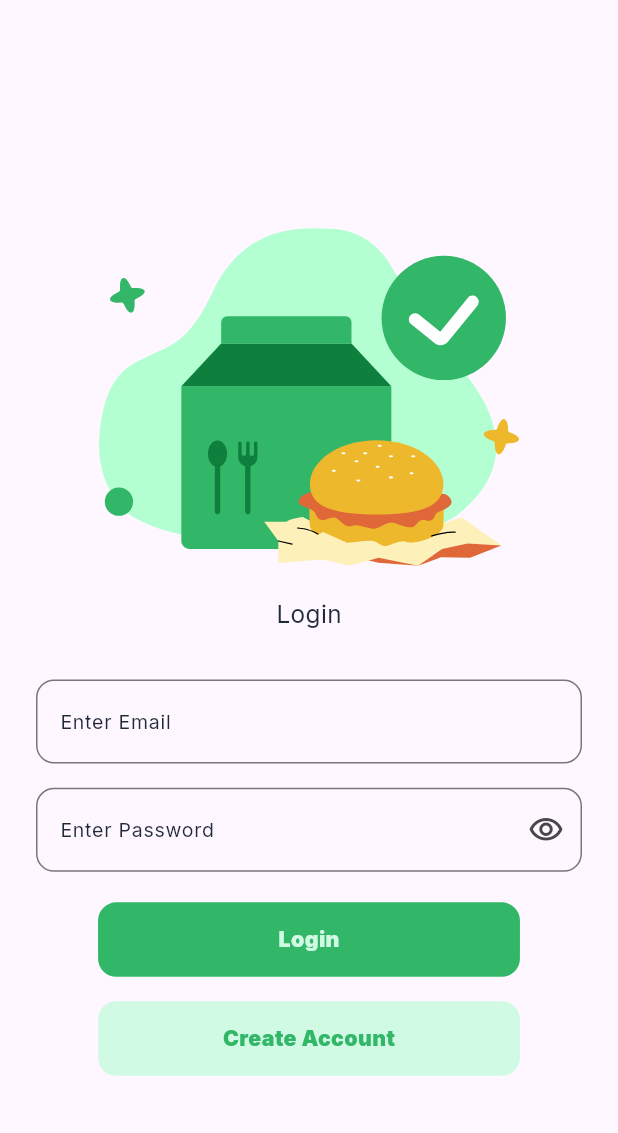
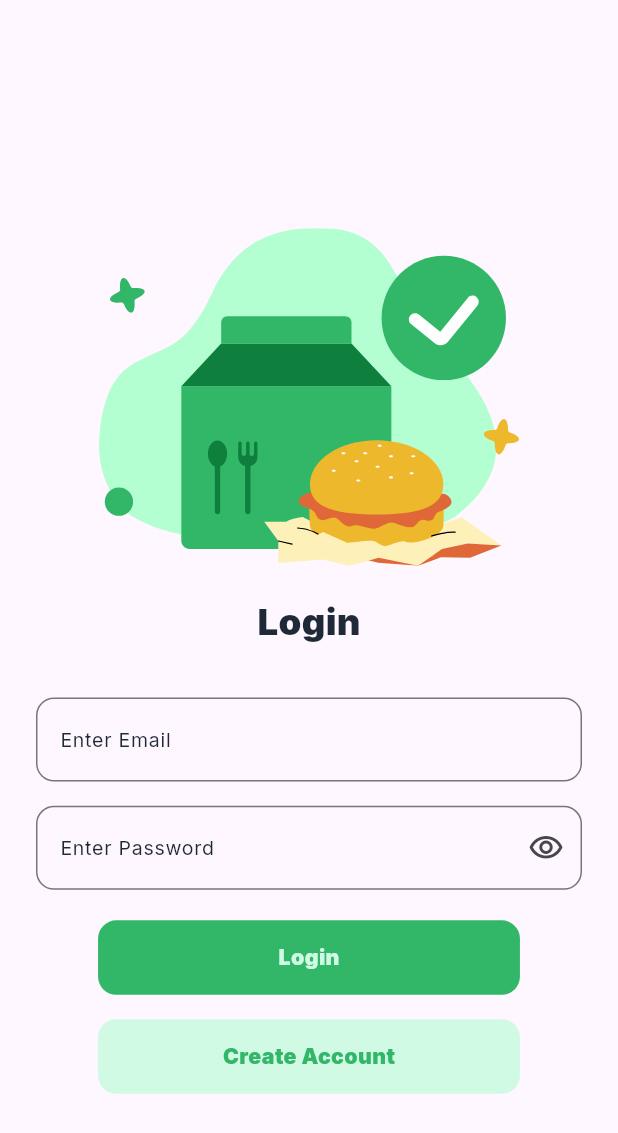
Before and after one commit to AbdelrahmanAddel/restaurant, a Flutter app: the screen it shows after launch, after a tap on "Login", on a phone screen of 412 x 824 dp. Shown: the top 1133 px of the screen. Run offline on Flutter 3.47's test engine with Material 3 defaults, Android fonts, the phone set to English and light mode, and no system bars; our stand-ins replace dartz, firebase_auth, firebase_core, flutter_bloc, flutter_screenutil, flutter_svg; accounts and stored records are empty.

Commit message:
change login text style

```diff
--- a/lib/features/login/presentation/widgets/login_body.dart
+++ b/lib/features/login/presentation/widgets/login_body.dart
@@ -1,6 +1,7 @@
 import 'package:flutter/material.dart';
 import 'package:flutter_bloc/flutter_bloc.dart';
 import 'package:flutter_svg/svg.dart';
+import 'package:intern_restaurant/core/constant/app_colors.dart';
 import 'package:intern_restaurant/core/constant/app_strings.dart';
 import 'package:intern_restaurant/core/constant/app_text_styles.dart';
 import 'package:intern_restaurant/core/constant/assets.dart';
@@ -26,7 +27,12 @@ class LoginViewBody extends StatelessWidget {
 
             SvgPicture.asset(ImageAssets.imagesSvgAuthenticationScreenImage),
             verticalSpace(20),
-            Text(AppStrings.login, style: AppTextStyle.interBlack16),
+            Text(
+              AppStrings.login,
+              style: AppTextStyle.interBlackBold24.copyWith(
+                color: AppColors.black,
+              ),
+            ),
             verticalSpace(32),
             BlocProvider(
               create: (context) => LoginCubit(
```
